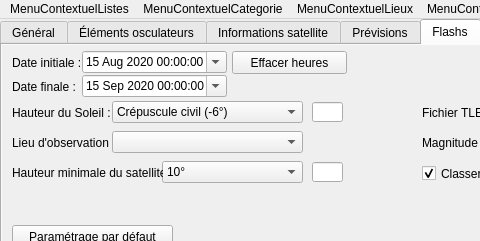
mconsidine/previsat_archive, file src/interface/onglets.ui: the form before one commit; both pictures show x 0 to 480 and y 0 to 241 of the 792 by 241 pixel window.
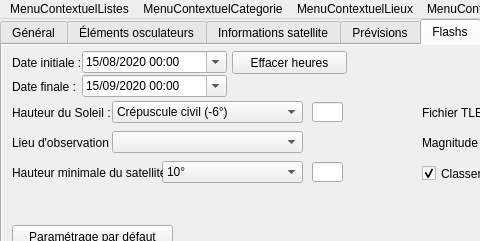
The form after the commit. The open tabs and pages were chosen to show the change. Icons and pictures are not drawn.

Patch:
```diff
--- a/src/interface/onglets.ui
+++ b/src/interface/onglets.ui
@@ -6458,6 +6458,9 @@
         <day>15</day>
        </datetime>
       </property>
+      <property name="displayFormat">
+       <string extracomment="Date format">dd/MM/yyyy HH:mm</string>
+      </property>
       <property name="calendarPopup">
        <bool>true</bool>
       </property>
@@ -6728,6 +6731,9 @@
         <day>15</day>
        </datetime>
       </property>
+      <property name="displayFormat">
+       <string extracomment="Date format">dd/MM/yyyy HH:mm</string>
+      </property>
       <property name="calendarPopup">
        <bool>true</bool>
       </property>
```
Left out of the diff: 150 changed lines with no effect on the pictures.
